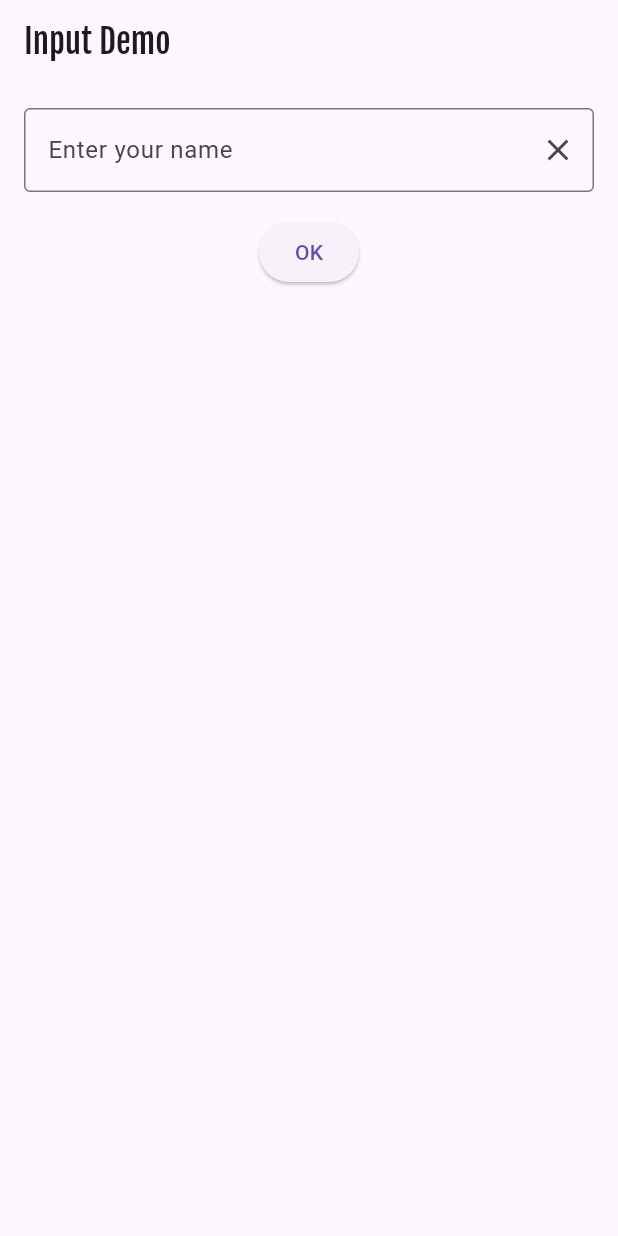
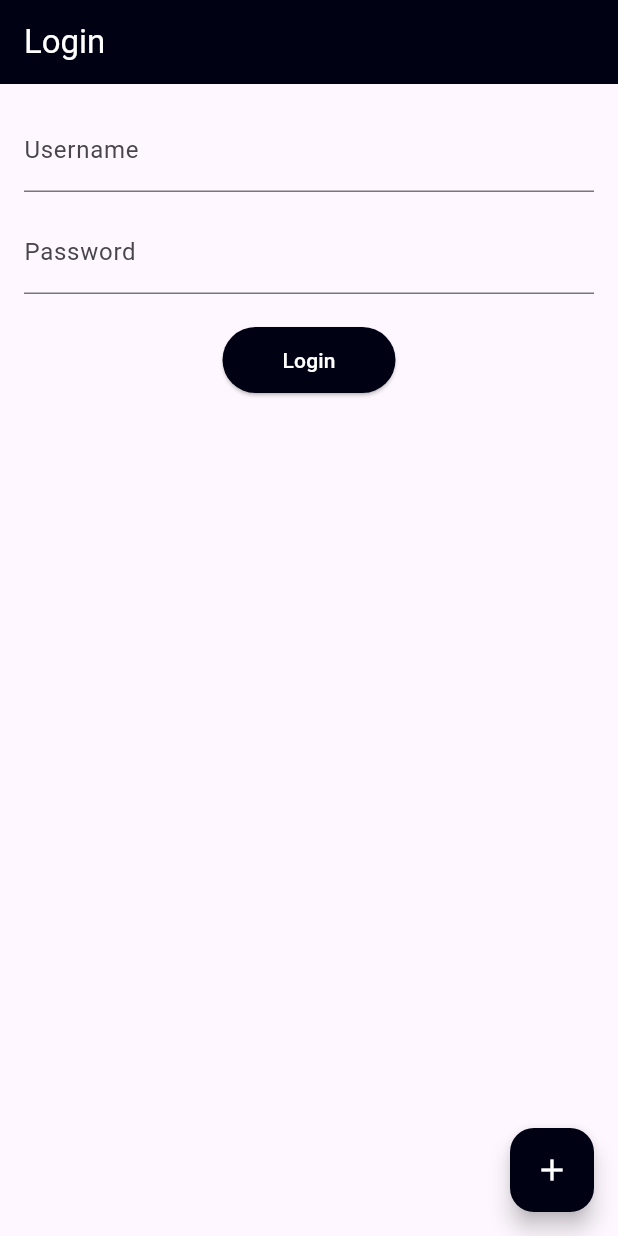
Before and after one commit to 6631501135MIN/flutter_lab, a Flutter app: the screen it shows after launch, on a phone screen of 412 x 824 dp. Run offline on Flutter 3.47's test engine with Material 3 defaults, Android fonts, the phone set to English and light mode, and no system bars.

Commit message:
add assignment1

```diff
--- a/lib/main.dart
+++ b/lib/main.dart
@@ -1,6 +1,8 @@
 import 'package:flutter/material.dart';
-import 'package:flutter_lab/week04/input_demo.dart';
+import 'package:flutter_lab/week04/assignment1.dart';
 
 void main() {
-  runApp(MaterialApp(home: InputDemo()));
+  runApp(const MaterialApp(
+    home: Assignment1(),
+  ));
 }
--- /dev/null
+++ b/lib/week04/assignment1.dart
@@ -0,0 +1,86 @@
+import 'package:flutter/material.dart';
+
+class Assignment1 extends StatefulWidget {
+  const Assignment1({super.key});
+
+  @override
+  State<Assignment1> createState() => _Assignment1State();
+}
+
+class _Assignment1State extends State<Assignment1> {
+  final TextEditingController tcUser = TextEditingController();
+  final TextEditingController tcPass = TextEditingController();
+
+  String message = '';
+
+  void login() {
+    setState(() {
+      if (tcUser.text == 'admin' && tcPass.text == '1234') {
+        message = 'Welcome admin';
+      } else {
+        message = 'Wrong username or password';
+      }
+    });
+  }
+
+  @override
+  Widget build(BuildContext context) {
+    return Scaffold(
+      appBar: AppBar(
+        title: const Text(
+          'Login',
+          style: TextStyle(color: Colors.white),
+        ),
+        backgroundColor: const Color.fromARGB(255, 1, 1, 20),
+      ),
+      body: Padding(
+        padding: const EdgeInsets.all(16.0),
+        child: Column(
+          mainAxisAlignment: MainAxisAlignment.start,
+          children: [
+            TextField(
+              controller: tcUser,
+              decoration: const InputDecoration(
+                labelText: 'Username',
+                border: UnderlineInputBorder(),
+              ),
+            ),
+            const SizedBox(height: 12),
+            TextField(
+              controller: tcPass,
+              obscureText: true,
+              decoration: const InputDecoration(
+                labelText: 'Password',
+                border: UnderlineInputBorder(),
+              ),
+            ),
+            const SizedBox(height: 20),
+            ElevatedButton(
+              onPressed: login,
+              style: ElevatedButton.styleFrom(
+                backgroundColor: const Color.fromARGB(255, 1, 1, 20),
+                foregroundColor: Colors.white,
+                shape: const StadiumBorder(),
+                padding: const EdgeInsets.symmetric(horizontal: 40, vertical: 12),
+              ),
+              child: const Text('Login'),
+            ),
+            const SizedBox(height: 20),
+            Text(
+              message,
+              style: const TextStyle(
+                color: Colors.red,
+                fontSize: 16,
+              ),
+            ),
+          ],
+        ),
+      ),
+      floatingActionButton: FloatingActionButton(
+        onPressed: null,
+        backgroundColor: const Color.fromARGB(255, 1, 1, 20),
+        child: const Icon(Icons.add, color: Colors.white),
+      ),
+    );
+  }
+}
```
Also changed, not shown: 1 other file.
